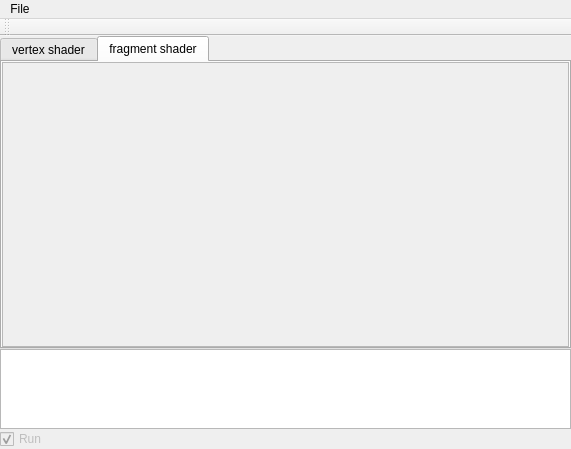
Qt form MainWindow.ui (w23/shapa) before a commit.
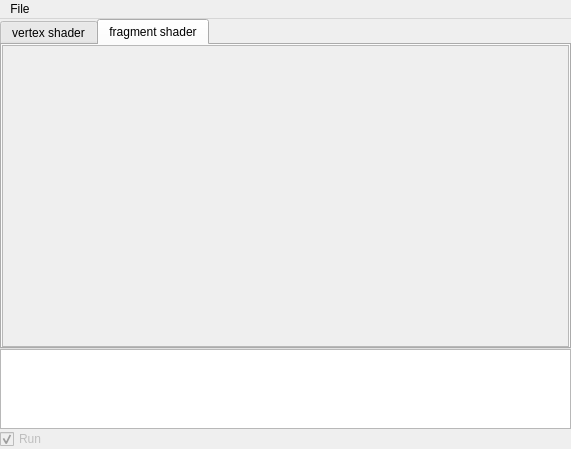
The same form after that commit.

Diff of the .ui file:
```diff
--- a/MainWindow.ui
+++ b/MainWindow.ui
@@ -168,14 +168,6 @@
    </widget>
    <addaction name="menuFile"/>
   </widget>
-  <widget class="QToolBar" name="mainToolBar">
-   <attribute name="toolBarArea">
-    <enum>TopToolBarArea</enum>
-   </attribute>
-   <attribute name="toolBarBreak">
-    <bool>false</bool>
-   </attribute>
-  </widget>
   <action name="actionNew">
    <property name="text">
     <string>New</string>
```
Left out of the diff: 25 changed lines with no effect on the pictures.
